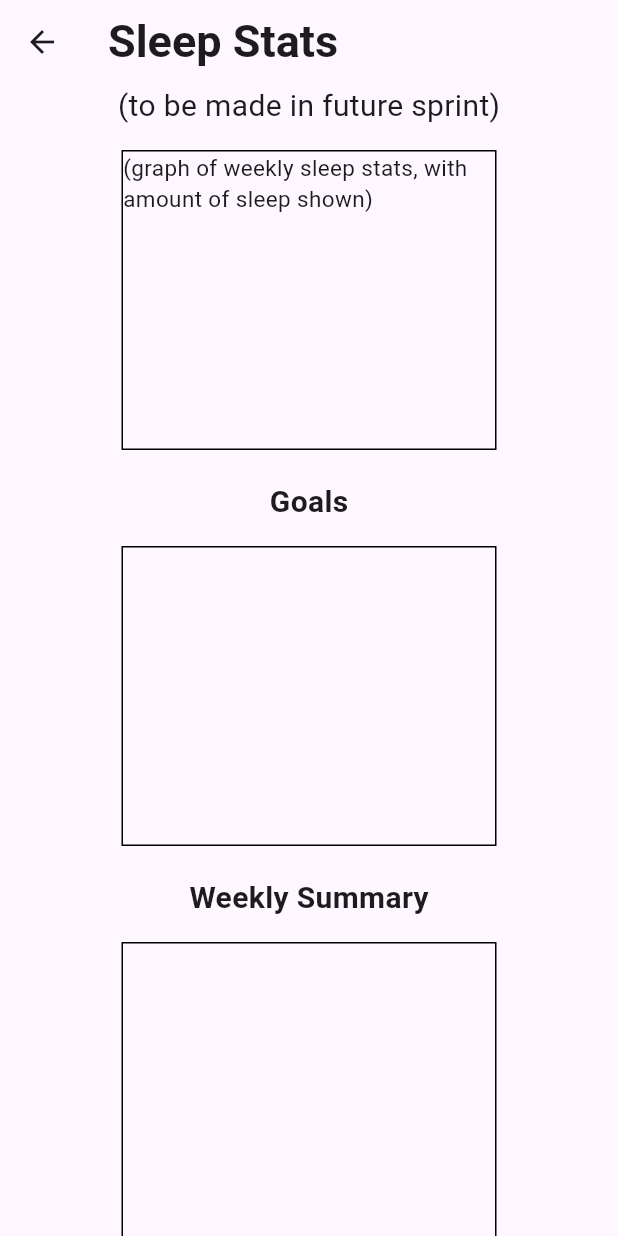
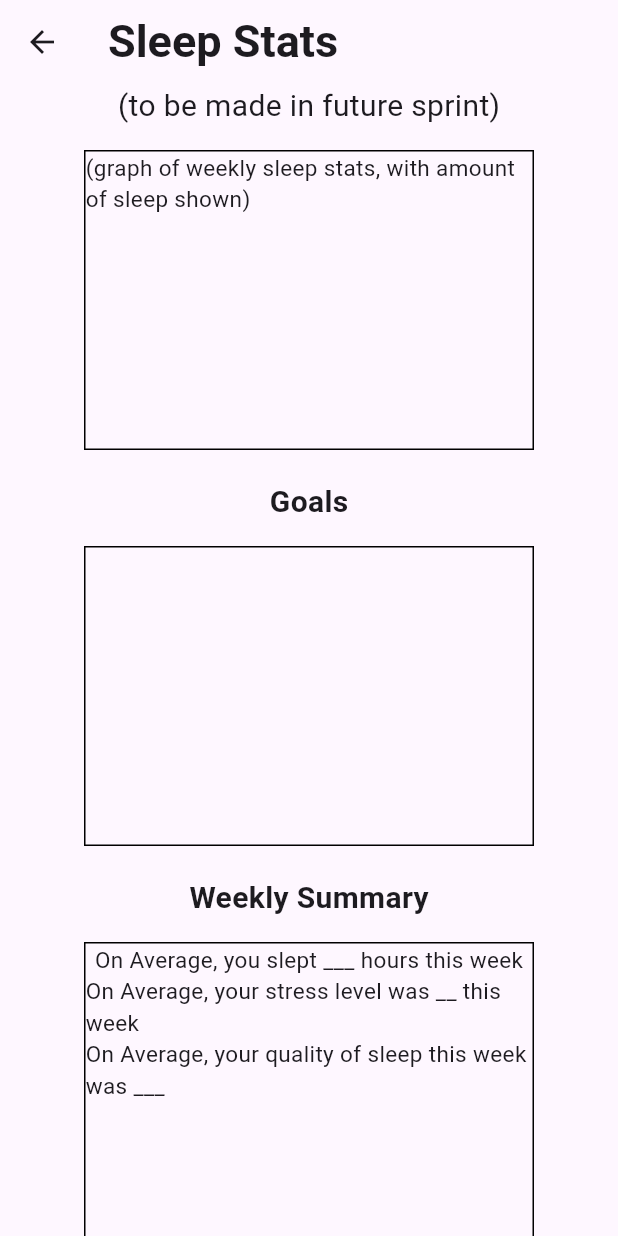
Before and after one commit to ellaMyler/Bedtime_Buddy, a Flutter app: the SleepStatsPage screen opened directly, on a phone screen of 412 x 824 dp. Run offline on Flutter 3.47's test engine with Material 3 defaults, Android fonts, the phone set to English and light mode, and no system bars; our stand-ins replace firebase_core, firebase_database; accounts and stored records are empty.

Commit message:
Fixed test naming, can now retrieve from database

```diff
--- a/lib/stats_page.dart
+++ b/lib/stats_page.dart
@@ -1,3 +1,4 @@
+import 'package:firebase_database/firebase_database.dart';
 import 'package:flutter/material.dart';
 
 //Stats Page
@@ -19,7 +20,7 @@ class SleepStatsPage extends StatelessWidget {
     ),
               SizedBox(height: 15),
               Container(
-                width: 250,
+                width: 300,
                 height: 200,
                 decoration: BoxDecoration(
                   border: Border.all(color:Colors.black),
@@ -30,7 +31,7 @@ class SleepStatsPage extends StatelessWidget {
                 Text('Goals', style: TextStyle(fontSize: 20, fontWeight: FontWeight.bold)),
               SizedBox(height: 15),
               Container(
-                width: 250,
+                width: 300,
                 height: 200,
                 decoration: BoxDecoration(
                   border: Border.all(color:Colors.black),
@@ -40,14 +41,42 @@ class SleepStatsPage extends StatelessWidget {
               const Text('Weekly Summary', style: TextStyle(fontSize: 20, fontWeight: FontWeight.bold)),
               SizedBox(height: 15),
               Container(
-                width: 250,
+                width: 300,
                 height: 200,
                 decoration: BoxDecoration(
                   border: Border.all(color:Colors.black),
                 ),
+                child: Column (
+                  children:  [
+                    Text('On Average, you slept ___ hours this week',
+                        style: TextStyle(fontSize: 15, fontWeight: FontWeight.normal)
+                    ),
+                    Text('On Average, your stress level was __ this week',
+                        style: TextStyle(fontSize: 15, fontWeight: FontWeight.normal)
+                    ),
+                    Text('On Average, your quality of sleep this week was ___ ',
+                        style: TextStyle(fontSize: 15, fontWeight: FontWeight.normal)
+                    ),
+                  ]
+                )
+              ),
+              ElevatedButton(
+                onPressed: () {
+                  readData();
+                },
+                child: Text('Test'),
               ),
             ]
         )
     ));
   }
+   void readData() async {
+     final ref = FirebaseDatabase.instance.ref();
+     final snapshot = await ref.child('-NtXYmtubEemw7cEQFNI/message').get();
+     if (snapshot.exists){
+       print(snapshot.value);
+     } else {
+       print('No data available');
+     }
+   }
 }
```
Also changed, not shown: 1 other file.
